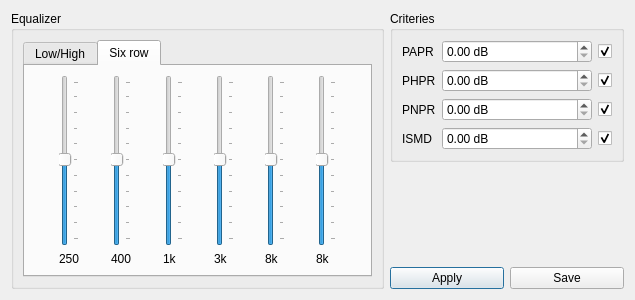
This is Speaker/debug_dialog.ui in akru/conference-speaker-server as Qt 5 draws it before an edit. The edited form follows.
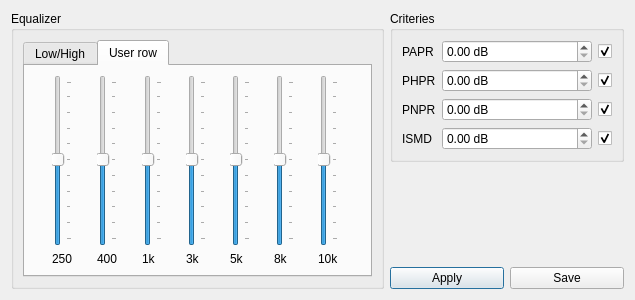
This is the edited form.

Diff of the .ui file:
```diff
--- a/Speaker/debug_dialog.ui
+++ b/Speaker/debug_dialog.ui
@@ -91,13 +91,13 @@
         </widget>
         <widget class="QWidget" name="tab_2">
          <attribute name="title">
-          <string>Six row</string>
+          <string>User row</string>
          </attribute>
          <layout class="QGridLayout" name="gridLayout_4">
           <item row="3" column="6">
            <widget class="QLabel" name="label_12">
             <property name="text">
-             <string>8k </string>
+             <string>5k </string>
             </property>
            </widget>
           </item>
@@ -214,6 +214,26 @@
             </property>
            </widget>
           </item>
+          <item row="2" column="8">
+           <widget class="QSlider" name="verticalSlider_7">
+            <property name="value">
+             <number>50</number>
+            </property>
+            <property name="orientation">
+             <enum>Qt::Vertical</enum>
+            </property>
+            <property name="tickPosition">
+             <enum>QSlider::TicksBelow</enum>
+            </property>
+           </widget>
+          </item>
+          <item row="3" column="8">
+           <widget class="QLabel" name="label_14">
+            <property name="text">
+             <string>10k</string>
+            </property>
+           </widget>
+          </item>
          </layout>
         </widget>
        </widget>
```
